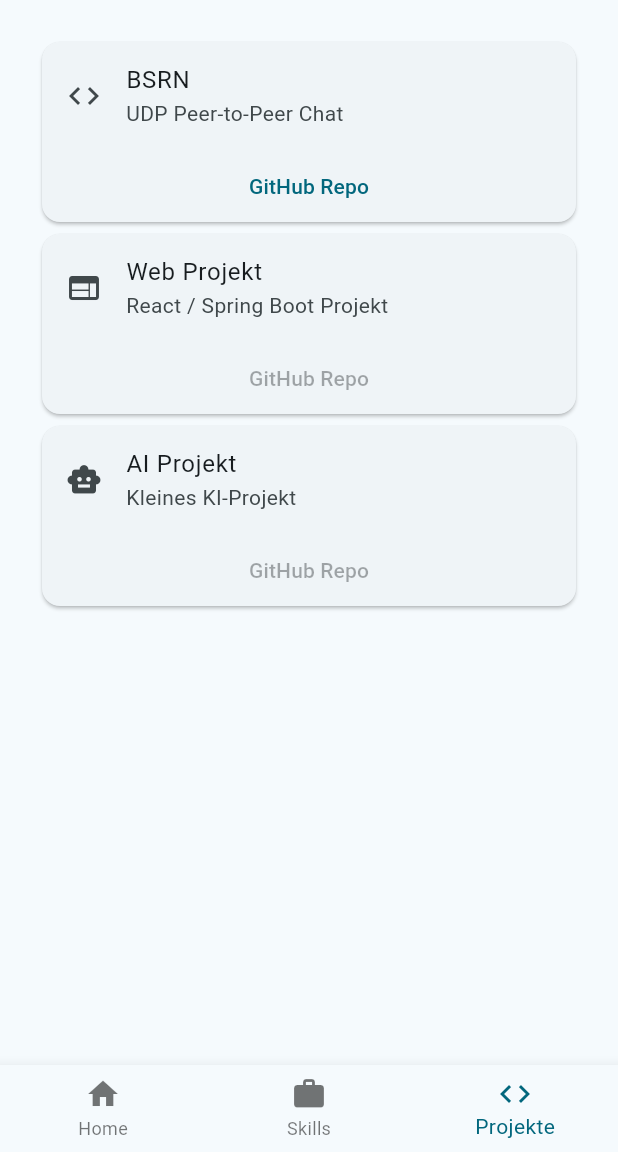
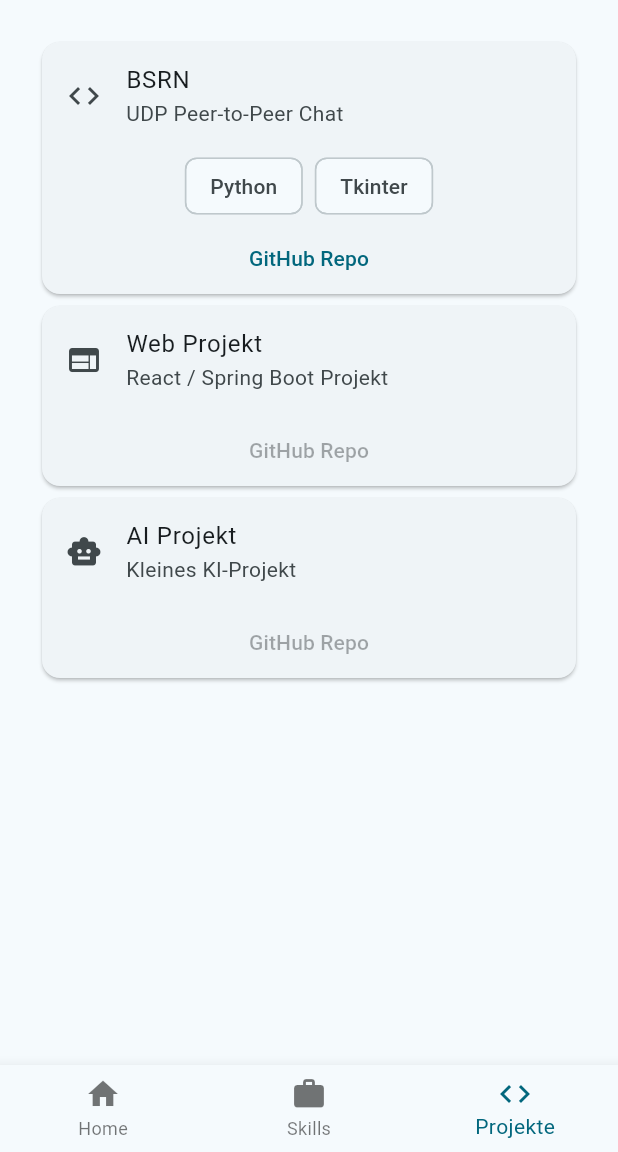
Before and after one commit to a-Bit-Of-Saida/Flutter_Einsteiger_Projekt, a Flutter app: the screen it shows after launch, item 3 of the bottom bar chosen, on a phone screen of 412 x 824 dp, the part 84-1236 px from its top. Run offline on Flutter 3.47's test engine with Material 3 defaults, Android fonts, the phone set to English and light mode, and no system bars.

Commit message:
02 Flutter Grundlagen: Added Chips in Skills Card
Chips in der Skillcard für den jeweiligen Techstack den Projektes hinzugefügt.

```diff
--- a/02 Flutter Grundlagen/visitenkarten_app/lib/main.dart
+++ b/02 Flutter Grundlagen/visitenkarten_app/lib/main.dart
@@ -847,6 +847,14 @@ class _MyHomePageState extends State<MyHomePage> {
                   title: Text('BSRN'),
                   subtitle: Text('UDP Peer-to-Peer Chat'),
                 ),
+                Wrap(
+                  spacing: 8,
+                  runSpacing: 8,
+                  children: [
+                    Chip(label: Text('Python')),
+                    Chip(label: Text("Tkinter")),
+                  ],
+                ),
                 TextButton(
                   onPressed: () async {
                     final Uri url = Uri.parse(
```
